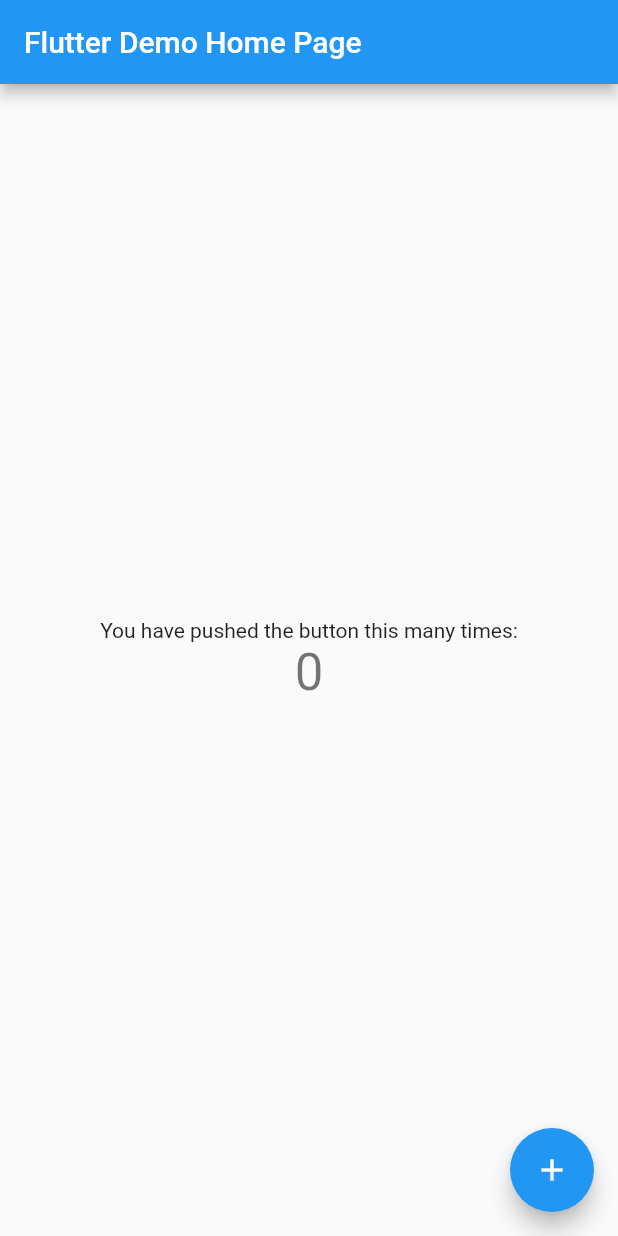
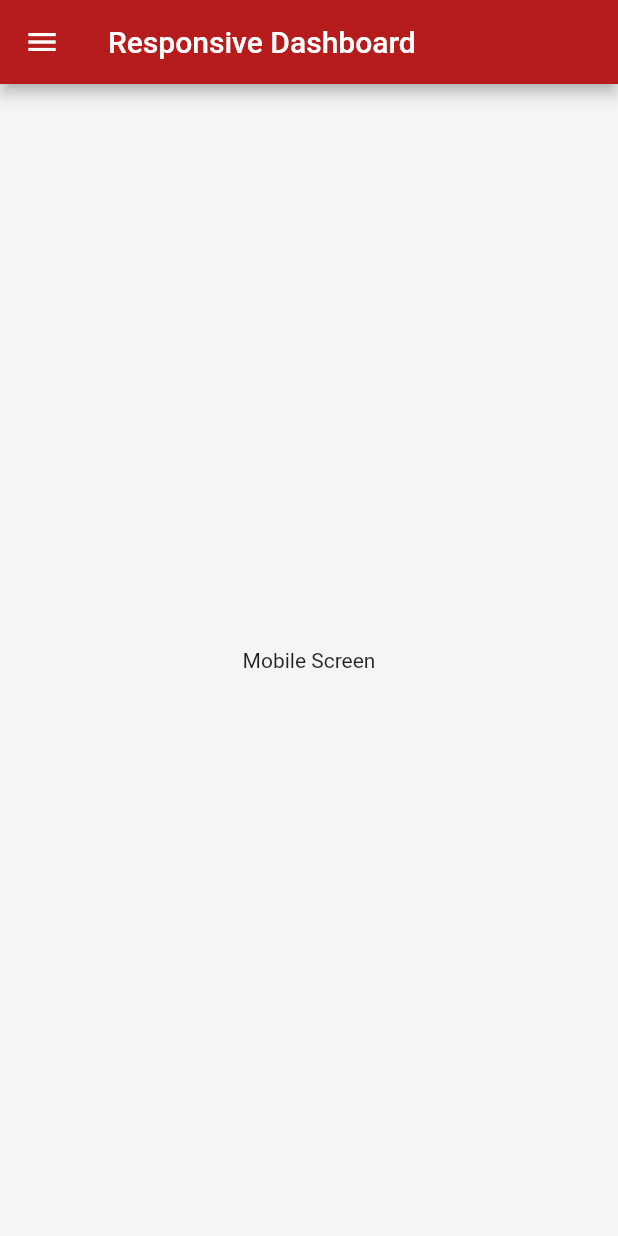
Before and after one commit to misterdiallo/flutter_responsive_dashboard, a Flutter app: the screen it shows after launch, on a phone screen of 412 x 824 dp. Run offline on Flutter 3.47's test engine with Material 2 defaults, Android fonts, the light colour scheme and no system bars.

Commit message:
Base UI done.

```diff
--- /dev/null
+++ b/lib/constant/app_colors.dart
@@ -0,0 +1,11 @@
+import 'package:flutter/material.dart';
+
+class AppColors {
+  static final background = Colors.grey[100];
+  static const primary = Colors.red;
+  static final grey400 = Colors.grey[400];
+  static final grey800 = Colors.grey[800];
+
+  // Appbar
+  static final appbarBackground = Colors.red[900];
+}
--- /dev/null
+++ b/lib/constant/constant_design.dart
@@ -0,0 +1,99 @@
+import 'package:flutter/material.dart';
+import 'package:responsive_dashboard/constant/app_colors.dart';
+import 'package:responsive_dashboard/constant/data/app_basic_data.dart';
+import 'package:responsive_dashboard/constant/data/main_menu_data.dart';
+
+var myAppBar = AppBar(
+  backgroundColor: AppColors.appbarBackground,
+  title: Text(AppBaseData.name),
+);
+
+var myDrawer = Drawer(
+  child: Column(
+    children: [
+      DrawerHeader(
+        child: Column(
+          mainAxisAlignment: MainAxisAlignment.center,
+          children: [
+            Icon(
+              AppBaseData.icon,
+            ),
+            const SizedBox(
+              height: 10,
+            ),
+            Text(
+              AppBaseData.name,
+              style: const TextStyle(
+                fontWeight: FontWeight.bold,
+              ),
+            )
+          ],
+        ),
+      ),
+      Expanded(
+        child: ListView.builder(
+          itemCount: listMainMenu.length,
+          itemBuilder: (context, index) {
+            MainMenuData menu = listMainMenu[index];
+            return ListTile(
+              leading: menu.icon != null
+                  ? Icon(
+                      menu.icon,
+                    )
+                  : null,
+              title: Text(menu.name),
+            );
+          },
+        ),
+      ),
+      Align(
+        alignment: Alignment.bottomCenter,
+        child: Column(
+          children: [
+            Text.rich(
+              TextSpan(
+                text: 'Version: ',
+                style: TextStyle(
+                  fontSize: 10,
+                  color: AppColors.grey400,
+                ),
+                children: <InlineSpan>[
+                  TextSpan(
+                    text: AppBaseData.version,
+                    style: TextStyle(
+                      color: AppColors.grey800,
+                    ),
+                  ),
+                ],
+              ),
+            ),
+            const SizedBox(
+              height: 3,
+            ),
+            Text.rich(
+              TextSpan(
+                text: 'Author: ',
+                style: TextStyle(
+                  fontSize: 10,
+                  color: AppColors.grey400,
+                ),
+                children: <InlineSpan>[
+                  TextSpan(
+                    text: AppBaseData.author,
+                    style: TextStyle(
+                      fontSize: 10,
+                      color: AppColors.grey800,
+                    ),
+                  ),
+                ],
+              ),
+            ),
+            const SizedBox(
+              height: 15,
+            ),
+          ],
+        ),
+      ),
+    ],
+  ),
+);
--- /dev/null
+++ b/lib/constant/data/app_basic_data.dart
@@ -0,0 +1,10 @@
+import 'package:flutter/material.dart';
+
+class AppBaseData {
+  static String author = "Alpha (苏泽）Diallo";
+  static String name = "Responsive Dashboard";
+  static IconData icon = Icons.account_balance_wallet;
+  static const String description =
+      "This is a responsive dashboad app built using flutter.";
+  static const String version = "1.0.0";
+}
--- a/lib/main.dart
+++ b/lib/main.dart
@@ -1,4 +1,10 @@
 import 'package:flutter/material.dart';
+import 'package:responsive_dashboard/constant/app_colors.dart';
+import 'package:responsive_dashboard/constant/data/app_basic_data.dart';
+import 'package:responsive_dashboard/responsive/desktop_scaffold.dart';
+import 'package:responsive_dashboard/responsive/mobile_scaffold.dart';
+import 'package:responsive_dashboard/responsive/responsive_layout.dart';
+import 'package:responsive_dashboard/responsive/tablet_scaffold.dart';
 
 void main() {
   runApp(const MyApp());
@@ -6,110 +12,19 @@
 
 class MyApp extends StatelessWidget {
   const MyApp({super.key});
-
-  // This widget is the root of your application.
   @override
   Widget build(BuildContext context) {
     return MaterialApp(
-      title: 'Flutter Demo',
+      debugShowCheckedModeBanner: false,
+      title: AppBaseData.name,
       theme: ThemeData(
-        // This is the theme of your application.
-        //
-        // Try running your application with "flutter run". You'll see the
-        // application has a blue toolbar. Then, without quitting the app, try
-        // changing the primarySwatch below to Colors.green and then invoke
-        // "hot reload" (press "r" in the console where you ran "flutter run",
-        // or simply save your changes to "hot reload" in a Flutter IDE).
-        // Notice that the counter didn't reset back to zero; the application
-        // is not restarted.
-        primarySwatch: Colors.blue,
+        primarySwatch: AppColors.primary,
       ),
-      home: const MyHomePage(title: 'Flutter Demo Home Page'),
+      home: const ResponsiveLayout(
+        mobileScaffold: MobileScaffold(),
+        tabletScaffold: TabletScaffold(),
+        desktopScaffold: DesktopScaffold(),
+      ),
     );
   }
 }
-
-class MyHomePage extends StatefulWidget {
-  const MyHomePage({super.key, required this.title});
-
-  // This widget is the home page of your application. It is stateful, meaning
-  // that it has a State object (defined below) that contains fields that affect
-  // how it looks.
-
-  // This class is the configuration for the state. It holds the values (in this
-  // case the title) provided by the parent (in this case the App widget) and
-  // used by the build method of the State. Fields in a Widget subclass are
-  // always marked "final".
-
-  final String title;
-
-  @override
-  State<MyHomePage> createState() => _MyHomePageState();
-}
-
-class _MyHomePageState extends State<MyHomePage> {
-  int _counter = 0;
-
-  void _incrementCounter() {
-    setState(() {
-      // This call to setState tells the Flutter framework that something has
-      // changed in this State, which causes it to rerun the build method below
-      // so that the display can reflect the updated values. If we changed
-      // _counter without calling setState(), then the build method would not be
-      // called again, and so nothing would appear to happen.
-      _counter++;
-    });
-  }
-
-  @override
-  Widget build(BuildContext context) {
-    // This method is rerun every time setState is called, for instance as done
-    // by the _incrementCounter method above.
-    //
-    // The Flutter framework has been optimized to make rerunning build methods
-    // fast, so that you can just rebuild anything that needs updating rather
-    // than having to individually change instances of widgets.
-    return Scaffold(
-      appBar: AppBar(
-        // Here we take the value from the MyHomePage object that was created by
-        // the App.build method, and use it to set our appbar title.
-        title: Text(widget.title),
-      ),
-      body: Center(
-        // Center is a layout widget. It takes a single child and positions it
-        // in the middle of the parent.
-        child: Column(
-          // Column is also a layout widget. It takes a list of children and
-          // arranges them vertically. By default, it sizes itself to fit its
-          // children horizontally, and tries to be as tall as its parent.
-          //
-          // Invoke "debug painting" (press "p" in the console, choose the
-          // "Toggle Debug Paint" action from the Flutter Inspector in Android
-          // Studio, or the "Toggle Debug Paint" command in Visual Studio Code)
-          // to see the wireframe for each widget.
-          //
-          // Column has various properties to control how it sizes itself and
-          // how it positions its children. Here we use mainAxisAlignment to
-          // center the children vertically; the main axis here is the vertical
-          // axis because Columns are vertical (the cross axis would be
-          // horizontal).
-          mainAxisAlignment: MainAxisAlignment.center,
-          children: <Widget>[
-            const Text(
-              'You have pushed the button this many times:',
-            ),
-            Text(
-              '$_counter',
-              style: Theme.of(context).textTheme.headline4,
-            ),
-          ],
-        ),
-      ),
-      floatingActionButton: FloatingActionButton(
-        onPressed: _incrementCounter,
-        tooltip: 'Increment',
-        child: const Icon(Icons.add),
-      ), // This trailing comma makes auto-formatting nicer for build methods.
-    );
-  }
-}
--- /dev/null
+++ b/lib/responsive/mobile_scaffold.dart
@@ -0,0 +1,26 @@
+import 'package:flutter/material.dart';
+import 'package:responsive_dashboard/constant/app_colors.dart';
+import 'package:responsive_dashboard/constant/constant_design.dart';
+
+class MobileScaffold extends StatefulWidget {
+  const MobileScaffold({super.key});
+
+  @override
+  State<MobileScaffold> createState() => _MobileScaffoldState();
+}
+
+class _MobileScaffoldState extends State<MobileScaffold> {
+  @override
+  Widget build(BuildContext context) {
+    return Scaffold(
+      backgroundColor: AppColors.background,
+      appBar: myAppBar,
+      drawer: myDrawer,
+      body: const SafeArea(
+        child: Center(
+          child: Text("Mobile Screen"),
+        ),
+      ),
+    );
+  }
+}
--- /dev/null
+++ b/lib/responsive/responsive_layout.dart
@@ -0,0 +1,26 @@
+import 'package:flutter/material.dart';
+
+class ResponsiveLayout extends StatelessWidget {
+  final Widget mobileScaffold;
+  final Widget tabletScaffold;
+  final Widget desktopScaffold;
+  const ResponsiveLayout({
+    super.key,
+    required this.mobileScaffold,
+    required this.tabletScaffold,
+    required this.desktopScaffold,
+  });
+
+  @override
+  Widget build(BuildContext context) {
+    return LayoutBuilder(builder: (context, constraints) {
+      if (constraints.maxWidth < 500) {
+        return mobileScaffold;
+      } else if (constraints.maxWidth < 1000) {
+        return tabletScaffold;
+      } else {
+        return desktopScaffold;
+      }
+    });
+  }
+}
```
Also changed, not shown: lib/constant/data/main_menu_data.dart (added, +52 -0 lines), lib/responsive/desktop_scaffold.dart (added, +36 -0 lines), lib/responsive/tablet_scaffold.dart (added, +26 -0 lines).
